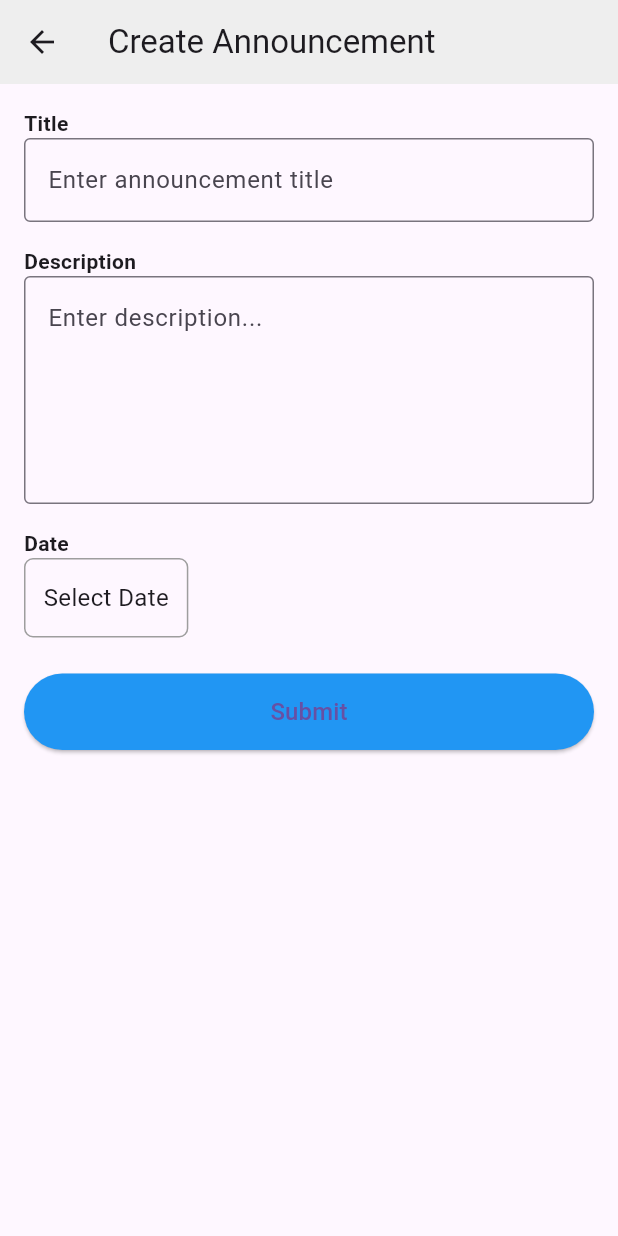
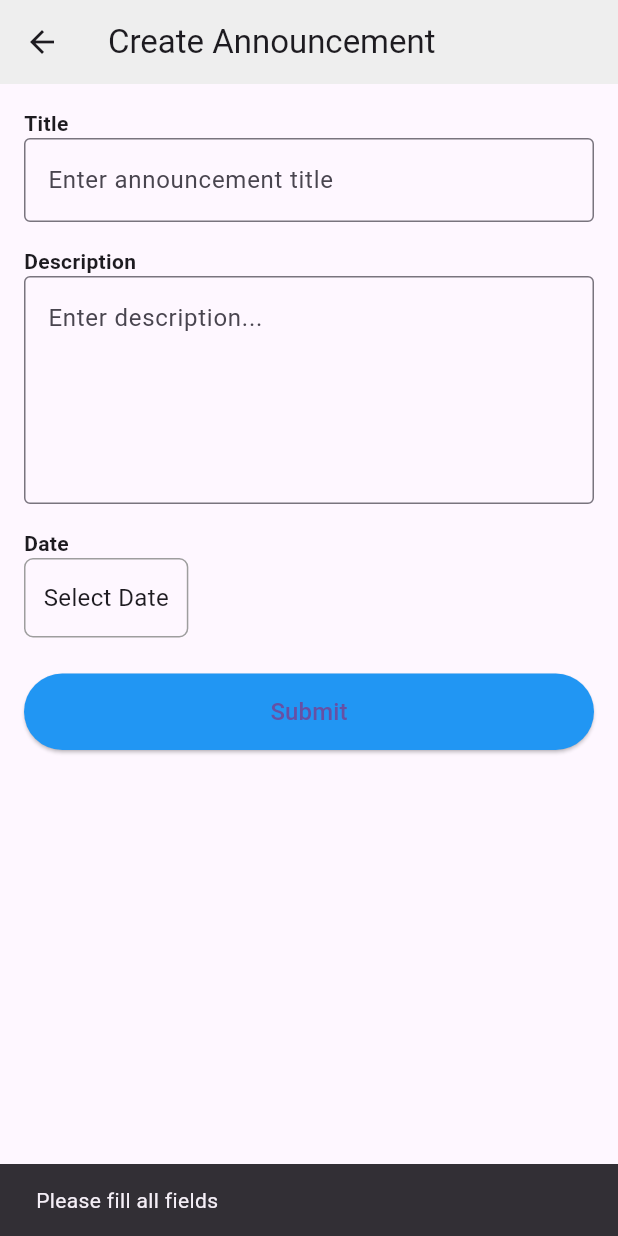
Before and after one commit to AzfarSharifuddin/CScore, a Flutter app: the CreateAnnouncementPage screen opened directly, after a tap on "Submit", on a phone screen of 412 x 824 dp. Run offline on Flutter 3.47's test engine with Material 3 defaults, Android fonts, the phone set to English and light mode, and no system bars; our stand-ins replace chewie, cloud_firestore, dio, firebase_auth, firebase_core, open_filex and 1 more; missing offline and left inert: pdfx; accounts and stored records are empty; network calls fail; statements that could not run were skipped.

Commit message:
update108

```diff
--- a/cscore/lib/DashboardModule/Screens/create_announcement.dart
+++ b/cscore/lib/DashboardModule/Screens/create_announcement.dart
@@ -1,4 +1,5 @@
 import 'package:flutter/material.dart';
+import 'package:cloud_firestore/cloud_firestore.dart';
 
 class CreateAnnouncementPage extends StatefulWidget {
   const CreateAnnouncementPage({super.key});
@@ -27,6 +28,32 @@ class _CreateAnnouncementPageState extends State<CreateAnnouncementPage> {
     }
   }
 
+  Future<void> _submitAnnouncement() async {
+    String title = _titleController.text.trim();
+    String desc = _descriptionController.text.trim();
+
+    if (title.isEmpty || desc.isEmpty || _selectedDate == null) {
+      ScaffoldMessenger.of(
+        context,
+      ).showSnackBar(const SnackBar(content: Text("Please fill all fields")));
+      return;
+    }
+
+    await FirebaseFirestore.instance.collection('Announcements').add({
+      'Title': title,
+      'Description': desc,
+      'Date':
+          "${_selectedDate!.day}/${_selectedDate!.month}/${_selectedDate!.year}",
+      'createdAt': Timestamp.now(),
+    });
+
+    ScaffoldMessenger.of(context).showSnackBar(
+      const SnackBar(content: Text("Announcement Created Successfully")),
+    );
+
+    Navigator.pop(context);
+  }
+
   @override
   Widget build(BuildContext context) {
     return Scaffold(
@@ -51,7 +78,10 @@ class _CreateAnnouncementPageState extends State<CreateAnnouncementPage> {
 
             const SizedBox(height: 16),
 
-            const Text("Description", style: TextStyle(fontWeight: FontWeight.bold)),
+            const Text(
+              "Description",
+              style: TextStyle(fontWeight: FontWeight.bold),
+            ),
             TextField(
               controller: _descriptionController,
               maxLines: 5,
@@ -67,7 +97,10 @@ class _CreateAnnouncementPageState extends State<CreateAnnouncementPage> {
             GestureDetector(
               onTap: _pickDate,
               child: Container(
-                padding: const EdgeInsets.symmetric(horizontal: 12, vertical: 14),
+                padding: const EdgeInsets.symmetric(
+                  horizontal: 12,
+                  vertical: 14,
+                ),
                 decoration: BoxDecoration(
                   border: Border.all(color: Colors.grey),
                   borderRadius: BorderRadius.circular(6),
@@ -86,12 +119,7 @@ class _CreateAnnouncementPageState extends State<CreateAnnouncementPage> {
             SizedBox(
               width: double.infinity,
               child: ElevatedButton(
-                onPressed: () {
-                  // will add Firestore saving soon
-                  print("TITLE: ${_titleController.text}");
-                  print("DESC: ${_descriptionController.text}");
-                  print("DATE: $_selectedDate");
-                },
+                onPressed: _submitAnnouncement,
                 style: ElevatedButton.styleFrom(
                   padding: const EdgeInsets.symmetric(vertical: 14),
                   backgroundColor: Colors.blue,
```
